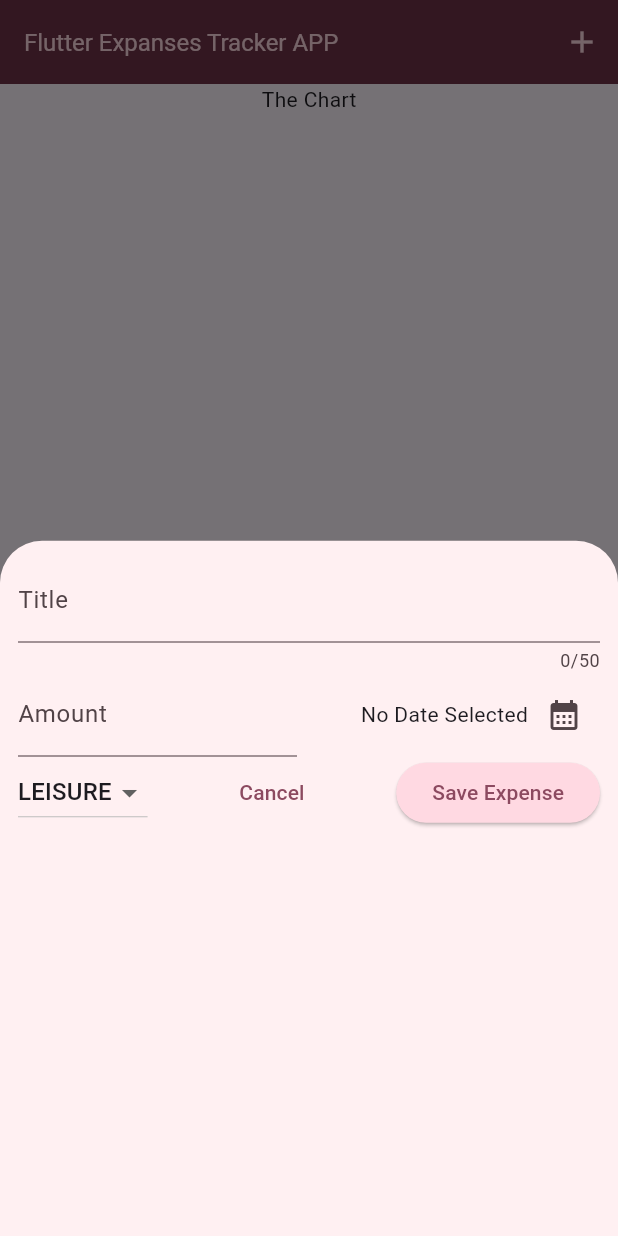
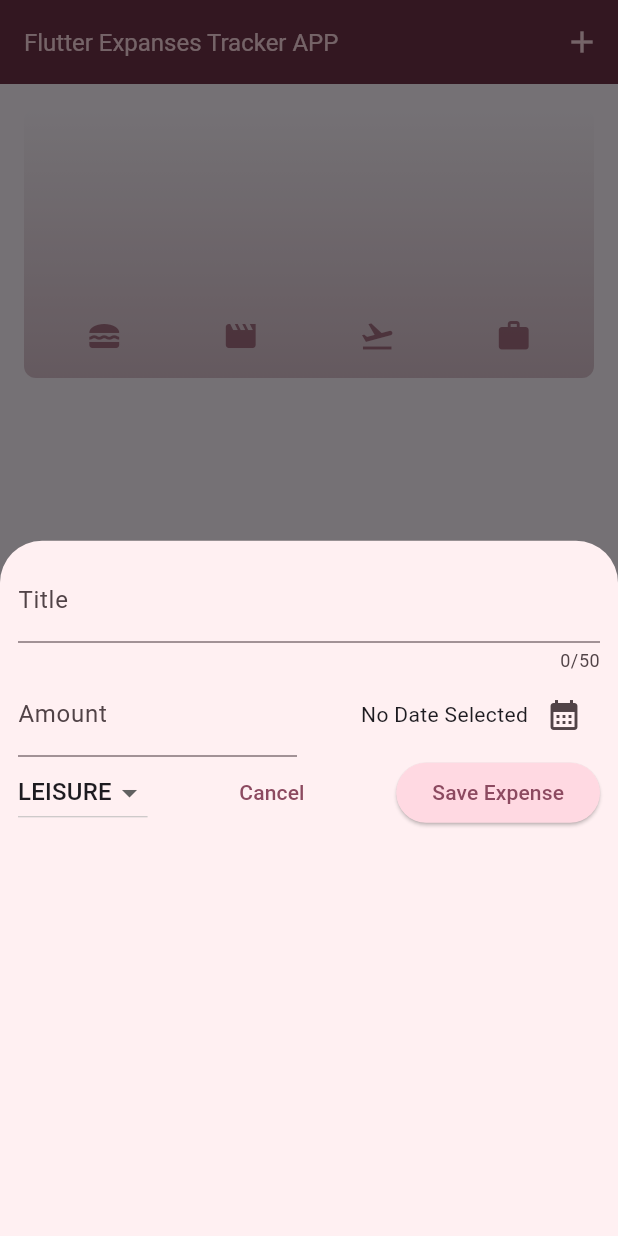
Before and after one commit to moustajil/expansive_tracker, a Flutter app: the screen it shows after launch, after a tap on the "add" icon, on a phone screen of 412 x 824 dp. Run offline on Flutter 3.47's test engine with Material 3 defaults, Android fonts, the phone set to English and light mode, and no system bars.

Commit message:
adding chart

```diff
--- a/lib/model/expanse.dart
+++ b/lib/model/expanse.dart
@@ -1,4 +1,3 @@
-import 'package:flutter/foundation.dart';
 import 'package:flutter/material.dart';
 import 'package:intl/intl.dart';
 import 'package:uuid/uuid.dart';
--- /dev/null
+++ b/lib/widgets/charts/chart.dart
@@ -0,0 +1,94 @@
+import 'package:ex_tr/model/expanse.dart';
+import 'package:ex_tr/widgets/charts/chart_bar.dart';
+import 'package:flutter/material.dart';
+
+class Chart extends StatelessWidget {
+  const Chart({super.key, required this.expenses});
+
+  final List<Expanse> expenses;
+
+  List<ExpenseBucket> get buckets {
+    return [
+      ExpenseBucket.forCategory(expenses, Categorys.food),
+      ExpenseBucket.forCategory(expenses, Categorys.leisure),
+      ExpenseBucket.forCategory(expenses, Categorys.travel),
+      ExpenseBucket.forCategory(expenses, Categorys.work),
+    ];
+  }
+
+  double get maxTotalExpense {
+    double maxTotalExpense = 0;
+
+    for (final bucket in buckets) {
+      if (bucket.totalExpenses > maxTotalExpense) {
+        maxTotalExpense = bucket.totalExpenses;
+      }
+    }
+
+    return maxTotalExpense;
+  }
+
+  @override
+  Widget build(BuildContext context) {
+    final isDarkMode =
+        MediaQuery.of(context).platformBrightness == Brightness.dark;
+    return Container(
+      margin: const EdgeInsets.all(16),
+      padding: const EdgeInsets.symmetric(
+        vertical: 16,
+        horizontal: 8,
+      ),
+      width: double.infinity,
+      height: 180,
+      decoration: BoxDecoration(
+        borderRadius: BorderRadius.circular(8),
+        gradient: LinearGradient(
+          colors: [
+            Theme.of(context).colorScheme.primary.withOpacity(0.3),
+            Theme.of(context).colorScheme.primary.withOpacity(0.0)
+          ],
+          begin: Alignment.bottomCenter,
+          end: Alignment.topCenter,
+        ),
+      ),
+      child: Column(
+        children: [
+          Expanded(
+            child: Row(
+              crossAxisAlignment: CrossAxisAlignment.end,
+              children: [
+                for (final bucket in buckets) // alternative to map()
+                  ChartBar(
+                    fill: bucket.totalExpenses == 0
+                        ? 0
+                        : bucket.totalExpenses / maxTotalExpense,
+                  )
+              ],
+            ),
+          ),
+          const SizedBox(height: 12),
+          Row(
+            children: buckets
+                .map(
+                  (bucket) => Expanded(
+                    child: Padding(
+                      padding: const EdgeInsets.symmetric(horizontal: 4),
+                      child: Icon(
+                        CategoryIcons[bucket.category],
+                        color: isDarkMode
+                            ? Theme.of(context).colorScheme.secondary
+                            : Theme.of(context)
+                                .colorScheme
+                                .primary
+                                .withOpacity(0.7),
+                      ),
+                    ),
+                  ),
+                )
+                .toList(),
+          )
+        ],
+      ),
+    );
+  }
+}
--- /dev/null
+++ b/lib/widgets/charts/chart_bar.dart
@@ -0,0 +1,34 @@
+import 'package:flutter/material.dart';
+
+class ChartBar extends StatelessWidget {
+  const ChartBar({
+    super.key,
+    required this.fill,
+  });
+
+  final double fill;
+
+  @override
+  Widget build(BuildContext context) {
+    final isDarkMode =
+        MediaQuery.of(context).platformBrightness == Brightness.dark;
+    return Expanded(
+      child: Padding(
+        padding: const EdgeInsets.symmetric(horizontal: 4),
+        child: FractionallySizedBox(
+          heightFactor: fill,
+          child: DecoratedBox(
+            decoration: BoxDecoration(
+              shape: BoxShape.rectangle,
+              borderRadius:
+                  const BorderRadius.vertical(top: Radius.circular(8)),
+              color: isDarkMode
+                  ? Theme.of(context).colorScheme.secondary
+                  : Theme.of(context).colorScheme.primary.withOpacity(0.65),
+            ),
+          ),
+        ),
+      ),
+    );
+  }
+}
--- a/lib/widgets/expanses.dart
+++ b/lib/widgets/expanses.dart
@@ -1,3 +1,4 @@
+import 'package:ex_tr/widgets/charts/chart.dart';
 import 'package:ex_tr/widgets/expanses_list.dart/expanses_list.dart';
 import 'package:ex_tr/model/expanse.dart';
 import 'package:ex_tr/widgets/new_expanses.dart';
@@ -68,7 +69,7 @@ class _ExpansesState extends State<Expanses> {
       ),
       body: Column(
         children: [
-          Text("The Chart"),
+          Chart(expenses: _registerExpances),
           Expanded(child: mainContent),
         ],
       ),
```
